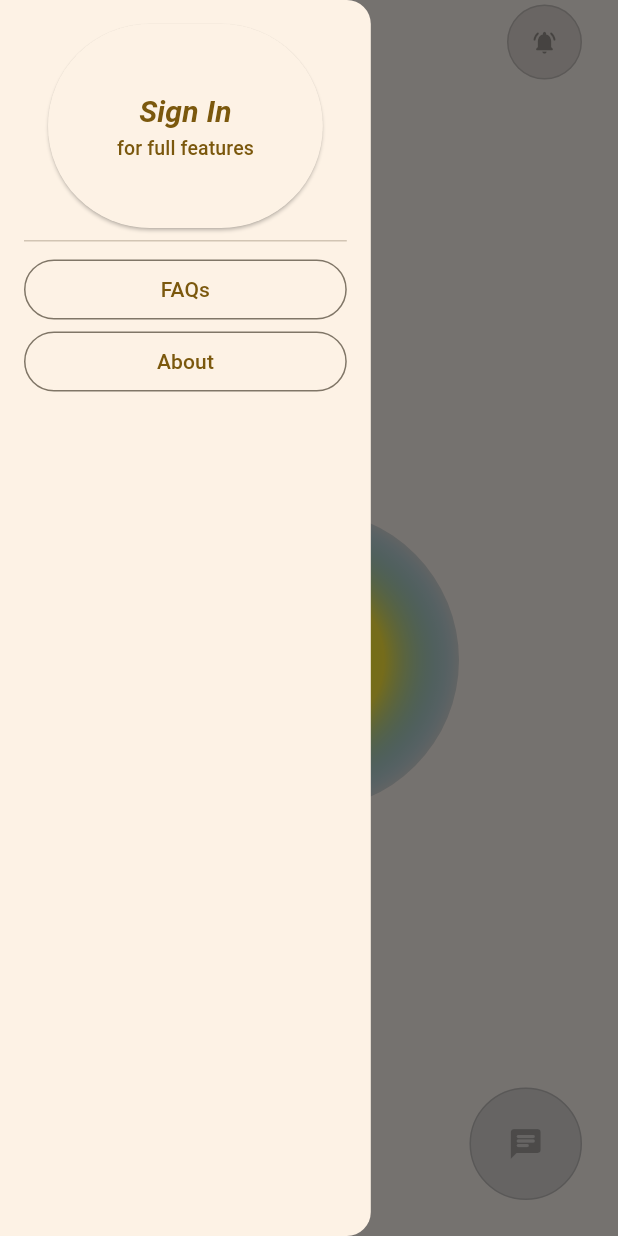
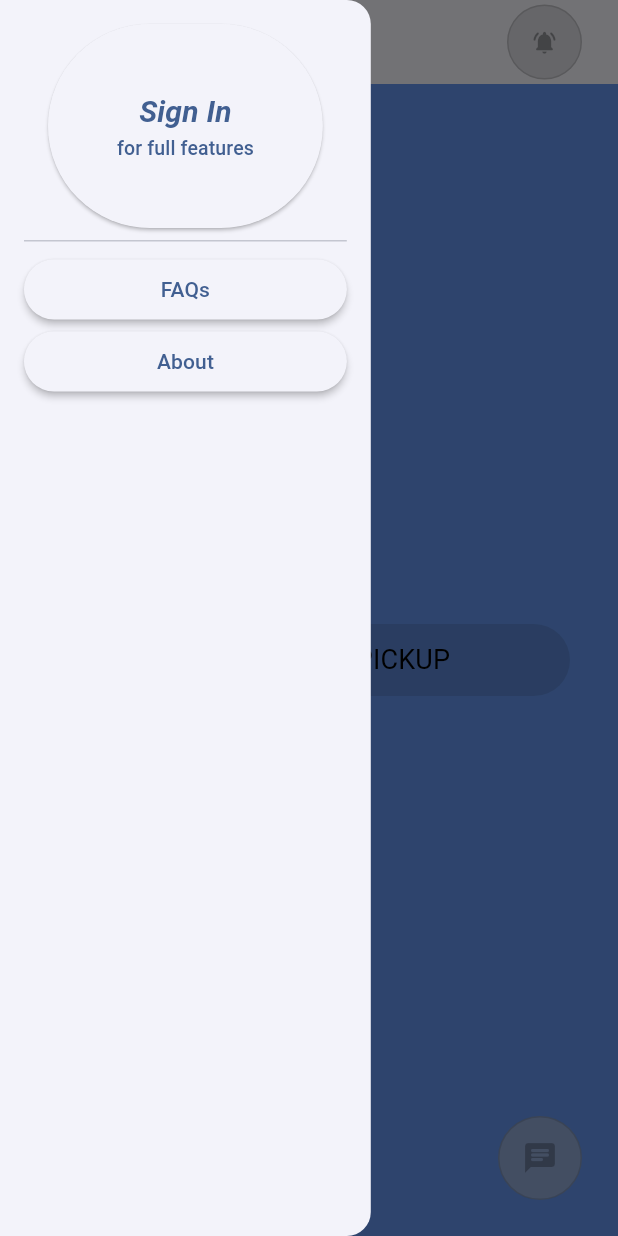
Before and after one commit to 421yet/cleanest, a Flutter app: the screen it shows after launch, with the side drawer open, on a phone screen of 412 x 824 dp. Run offline on Flutter 3.47's test engine with Material 2 defaults, Android fonts, the phone set to English and light mode, and no system bars; our stand-ins replace firebase_auth, firebase_core, firebase_database, firebase_messaging, flex_color_scheme, flutter_local_notifications and 2 more; accounts and stored records are empty.

Commit message:
basket ux rework contd

```diff
--- a/lib/basket.dart
+++ b/lib/basket.dart
@@ -1,6 +1,7 @@
 import 'package:firebase_database/firebase_database.dart';
 import 'package:flutter/foundation.dart';
 import 'package:flutter/material.dart';
+import 'package:flutter_neumorphic/flutter_neumorphic.dart';
 import 'package:intl/intl.dart';
 import 'package:sunshine_cleanest/chat_room.dart';
 import 'package:sunshine_cleanest/constants.dart';
@@ -114,7 +115,23 @@ class _BasketState extends State<Basket> {
       requestRef = requestRef.child(uid).child('request');
     }
     // REDUNDANT?
+    int nowHour = DateTime.now().hour;
+    int adaptiveAlpha = 255;
+    if (16 <= nowHour && nowHour <= 18) {
+      adaptiveAlpha = 192;
+    } else if (18 < nowHour && nowHour <= 20) {
+      adaptiveAlpha = 128;
+    } else if (20 < nowHour || nowHour <= 4) {
+      adaptiveAlpha = 64;
+    } else if (4 < nowHour && nowHour <= 6) {
+      adaptiveAlpha = 128;
+    } else if (6 < nowHour && nowHour <= 8) {
+      adaptiveAlpha = 192;
+    }
+
     return Scaffold(
+        backgroundColor: Color.fromARGB(
+            adaptiveAlpha, 100, 149, 237), // TODO extremely tentative
         appBar: AppBar(
             title: FutureBuilder<String>(
                 future: widget.currentUser.getName(),
@@ -158,11 +175,29 @@ class _BasketState extends State<Basket> {
             }
           }
         }),
-        body: Center(
-          child: Stack(
-            alignment: Alignment.topCenter,
-            // mainAxisAlignment: MainAxisAlignment.center,
-            // crossAxisAlignment: CrossAxisAlignment.center,
+        body: Stack(
+          children: [
+            Positioned(
+              child: Container(
+                height: 100,
+                width: 100,
+                decoration: BoxDecoration(
+                  gradient: RadialGradient(
+                    colors: [
+                      Colors.yellow,
+                      Colors.yellowAccent,
+                      CORNFLOWER_BLUE.withAlpha(adaptiveAlpha),
+                    ],
+                    radius: .33,
+                  ),
+                ),
+              ),
+            ),
+            Center(
+              child: Column(
+                // alignment: Alignment.topCenter,
+                mainAxisAlignment: MainAxisAlignment.center,
+                crossAxisAlignment: CrossAxisAlignment.center,
                 children: [
                   // Padding(
                   //   padding: const EdgeInsets.all(8),
@@ -261,23 +296,23 @@ class _BasketState extends State<Basket> {
                   //     }).toList(),
                   //   ),
                   // ),
-              if (widget.currentUser.userExists())
                   Column(
                     mainAxisSize: MainAxisSize.min,
                     children: [
+                      if (widget.currentUser.userExists())
                         Padding(
-                      padding: const EdgeInsets.all(8),
+                          padding: const EdgeInsets.symmetric(
+                              horizontal: 32, vertical: 8),
                           child: Container(
                             width: GET_MAX_WIDTH(context) * 9 / 10,
-                        padding: const EdgeInsets.symmetric(
-                            horizontal: 8, vertical: 8),
+                            padding: const EdgeInsets.all(16),
                             decoration: BoxDecoration(
                               boxShadow: [
                                 BoxShadow(
-                              color: Colors.grey.withOpacity(0.25),
-                              spreadRadius: 3,
-                              blurRadius: 3,
-                              offset: const Offset(0, -3),
+                                  color: Colors.black.withOpacity(0.25),
+                                  spreadRadius: 1.5,
+                                  blurRadius: 5,
+                                  offset: const Offset(0, 3),
                                 ),
                               ],
                               color: Colors.white,
@@ -294,9 +329,10 @@ class _BasketState extends State<Basket> {
                                   String pickupDateMonth = "";
                                   if (date.isEmpty) {
                                     return Row(
-                                  mainAxisAlignment: MainAxisAlignment.center,
+                                      mainAxisAlignment:
+                                          MainAxisAlignment.center,
                                       children: const [
-                                    const Text("No pickup request"),
+                                        Text("No pickup request"),
                                       ],
                                     );
                                   } else {
@@ -325,22 +361,41 @@ class _BasketState extends State<Basket> {
                                             // fontWeight: FontWeight.bold,
                                           )),
                                       Row(
-                                    mainAxisAlignment: MainAxisAlignment.center,
+                                        mainAxisAlignment:
+                                            MainAxisAlignment.center,
                                         children: [
                                           Padding(
-                                        padding: const EdgeInsets.symmetric(
-                                            horizontal: 8),
-                                        child: OutlinedButton(
+                                            padding: const EdgeInsets.only(
+                                                right: 8, top: 8),
+                                            child: NeumorphicButton(
+                                                style: NeumorphicStyle(
+                                                    boxShape: NeumorphicBoxShape
+                                                        .roundRect(BorderRadius
+                                                            .circular(50)),
+                                                    shape:
+                                                        NeumorphicShape.concave,
+                                                    color: Colors.white,
+                                                    lightSource:
+                                                        LightSource.top),
                                                 onPressed: () {},
-                                            child: const Text("Delet Dis Req")),
+                                                child: const Text(
+                                                    "Cancel Pickup")),
                                           ),
                                           Padding(
-                                        padding: const EdgeInsets.symmetric(
-                                            horizontal: 8),
-                                        child: OutlinedButton(
+                                            padding: const EdgeInsets.only(
+                                                left: 8, top: 8),
+                                            child: NeumorphicButton(
+                                                style: NeumorphicStyle(
+                                                    boxShape: NeumorphicBoxShape
+                                                        .roundRect(BorderRadius
+                                                            .circular(50)),
+                                                    shape:
+                                                        NeumorphicShape.concave,
+                                                    color: Colors.white,
+                                                    lightSource:
+                                                        LightSource.top),
                                                 onPressed: () {},
-                                            child: const Text(
-                                                "See Other Requests")),
+                                                child: const Text("See More")),
                                           )
                                         ],
                                       ),
@@ -356,44 +411,25 @@ class _BasketState extends State<Basket> {
                         ),
                     ],
                   ),
-              Center(
-                child: Padding(
-                  padding: const EdgeInsets.all(8),
+                  Padding(
+                    padding: const EdgeInsets.symmetric(
+                        horizontal: 32, vertical: 16),
                     child: ElevatedButton(
                       style: ElevatedButton.styleFrom(
-                        // backgroundColor: appPalette.mainColor,
-                        // side: BorderSide(width: 5, color: appPalette.mainColor),
-                        shape: const CircleBorder(),
-                        padding: const EdgeInsets.all(0),
-                        fixedSize: const Size(200, 200)),
+                        elevation: 6,
+                        backgroundColor: Colors.white,
+                        minimumSize: const Size(88, 48),
+                      ),
                       onPressed: (widget.currentUser.userExists())
                           ? () {
                               confirmDays(context, widget.currentUser);
                               setState(() {});
                             }
                           : null,
-                    // child: ,
-                    child: Ink(
-                      width: 200,
-                      height: 200,
-                      decoration: BoxDecoration(
-                        gradient: RadialGradient(colors: [
-                          Colors.yellowAccent,
-                          Colors.yellow,
-                          Colors.lightBlue.withAlpha(16)
-                        ], radius: .5),
-                        shape: BoxShape.circle,
-                      ),
-                      // child: Image.asset(
-                      //   "assets/basket_edit.png",
-                      //   scale: 5,
-                      //   // opacity: const AlwaysStoppedAnimation(67),
-                      //   filterQuality: FilterQuality.high,
-                      // ),
-                      child: Column(
+                      child: Row(
                           mainAxisAlignment: MainAxisAlignment.center,
                           children: const [
-                            Text("REQUEST",
+                            Text("REQUEST ",
                                 style: TextStyle(
                                     fontWeight: FontWeight.normal,
                                     color: Colors.black,
@@ -403,7 +439,7 @@ class _BasketState extends State<Basket> {
                                     fontWeight: FontWeight.w900,
                                     color: Colors.black,
                                     fontSize: 18)),
-                            Text("PICKUP",
+                            Text(" PICKUP",
                                 style: TextStyle(
                                     fontWeight: FontWeight.normal,
                                     color: Colors.black,
@@ -411,38 +447,13 @@ class _BasketState extends State<Basket> {
                           ]),
                     ),
                   ),
-                ),
-              ),
-              // Padding(
-              //   padding:
-              //       const EdgeInsets.only(left: 8, right: 8, top: 1, bottom: 8),
-              //   child: ElevatedButton(
-              //     style: ElevatedButton.styleFrom(
-              //         minimumSize: const Size(250, 36),
-              //         side: BorderSide(color: DEFAULT_BGwHILITE)),
-              //     onPressed: (!widget.currentUser.userExists())
-              //         ? null
-              //         : () {
-              //             confirmDays(context, widget.currentUser);
-              //           },
-              //     child: Row(
-              //       mainAxisSize: MainAxisSize.min,
-              //       children: const <Widget>[
-              //         Text("Request "),
-              //         Text("New",
-              //             style: TextStyle(fontWeight: FontWeight.w900)),
-              //         Text(" Pickup")
-              //       ],
-              //     ),
-              //   ),
-              // )
                 ],
               ),
             ),
+          ],
+        ),
         floatingActionButton: Padding(
             padding: const EdgeInsets.all(8),
-            child: Container(
-                constraints: const BoxConstraints(minHeight: 75, minWidth: 75),
             child: FloatingActionButton(
               onPressed: (!widget.currentUser.userExists())
                   ? null
@@ -456,14 +467,13 @@ class _BasketState extends State<Basket> {
                   ? Colors.grey.shade400.withAlpha(128)
                   : null,
               tooltip: 'Chat with the Owner',
-                  shape:
-                      CircleBorder(side: BorderSide(color: DEFAULT_BGwHILITE)),
+              shape: CircleBorder(side: BorderSide(color: DEFAULT_BGwHILITE)),
               enableFeedback: true,
               disabledElevation: 0,
               child: Icon(Icons.chat_rounded,
                   color: (!widget.currentUser.userExists())
                       ? Colors.black26
-                          : Colors.black),
-                ))));
+                      : null),
+            )));
   }
 }
--- a/lib/constants.dart
+++ b/lib/constants.dart
@@ -2,6 +2,8 @@
 import 'package:firebase_messaging/firebase_messaging.dart';
 import 'package:flutter/foundation.dart';
 import 'package:flutter/material.dart';
+
+Color CORNFLOWER_BLUE = Color.fromARGB(255, 100, 149, 237);
 
 Color DEFAULT_FADEDTXT = Colors.black.withAlpha(192);
 Color DEFAULT_BORDER = Colors.black.withAlpha(128);
--- a/lib/main.dart
+++ b/lib/main.dart
@@ -40,7 +40,7 @@ class MyApp extends StatefulWidget {
   );
 
   ThemeData themeData = ThemeData(
-    colorSchemeSeed: const Color.fromARGB(255, 255, 185, 35),
+    colorSchemeSeed: Color.fromARGB(255, 4, 130, 255),
     useMaterial3: true,
   );
 
--- a/lib/sunshine_drawer.dart
+++ b/lib/sunshine_drawer.dart
@@ -1,5 +1,7 @@
+import 'package:flex_color_scheme/flex_color_scheme.dart';
 import 'package:flutter/material.dart';
 import 'package:firebase_auth/firebase_auth.dart';
+import 'package:sunshine_cleanest/constants.dart';
 
 import 'login.dart';
 import 'current_user.dart';
@@ -62,8 +64,13 @@ class _SunshineDrawerState extends State<SunshineDrawer> {
                 ),
               ),
       ),
-      OutlinedButton(onPressed: () {}, child: const Text("FAQs")),
-      OutlinedButton(
+      ElevatedButton(
+        style: ElevatedButton.styleFrom(elevation: 2),
+        onPressed: () {},
+        child: const Text("FAQs"),
+      ),
+      ElevatedButton(
+        style: ElevatedButton.styleFrom(elevation: 2),
         onPressed: () {
           // TODO: Write about myself
           // Navigator.push()...
@@ -71,7 +78,11 @@ class _SunshineDrawerState extends State<SunshineDrawer> {
         child: const Text("About"),
       ),
       if (widget.currentUser.userExists())
-        OutlinedButton(
+        ElevatedButton(
+          style: ElevatedButton.styleFrom(
+            elevation: 2,
+            backgroundColor: CORNFLOWER_BLUE.darken(20),
+          ),
           onPressed: () {
             setState(() {
               FirebaseAuth.instance.signOut();
@@ -80,7 +91,10 @@ class _SunshineDrawerState extends State<SunshineDrawer> {
             widget.onResult(widget.currentUser);
             Navigator.pop(context, widget.currentUser);
           },
-          child: const Text("Sign Out"),
+          child: const Text(
+            "Sign Out",
+            style: TextStyle(color: Colors.white),
+          ),
         )
     ];
 
--- a/pubspec.yaml
+++ b/pubspec.yaml
@@ -44,6 +44,7 @@ dependencies:
   flutter_local_notifications: ^13.0.0
   http: ^0.13.4
   cloud_firestore: ^4.4.0
+  flutter_neumorphic: ^3.2.0
   # number_inc_dec: ^0.8.0
 
 dev_dependencies:
```
Also changed, not shown: pubspec.lock. Lines whose indentation alone changed are shown as unchanged.
